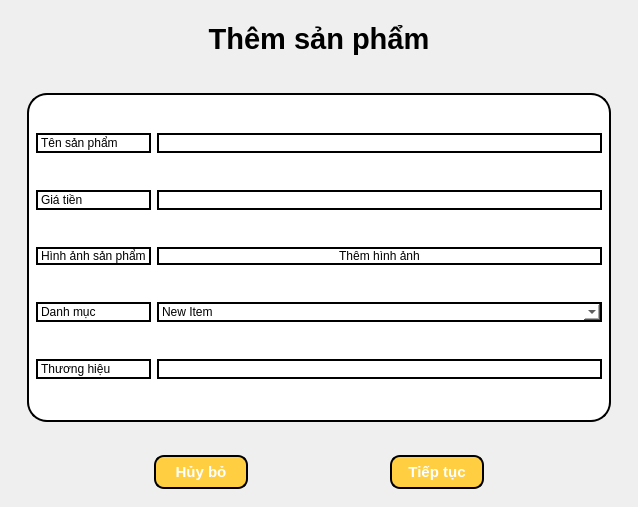
First picture: the form in SPCK/GUI/addproduct.ui, repository MaiNgocChau9/Python-App-Instance, before the edit.
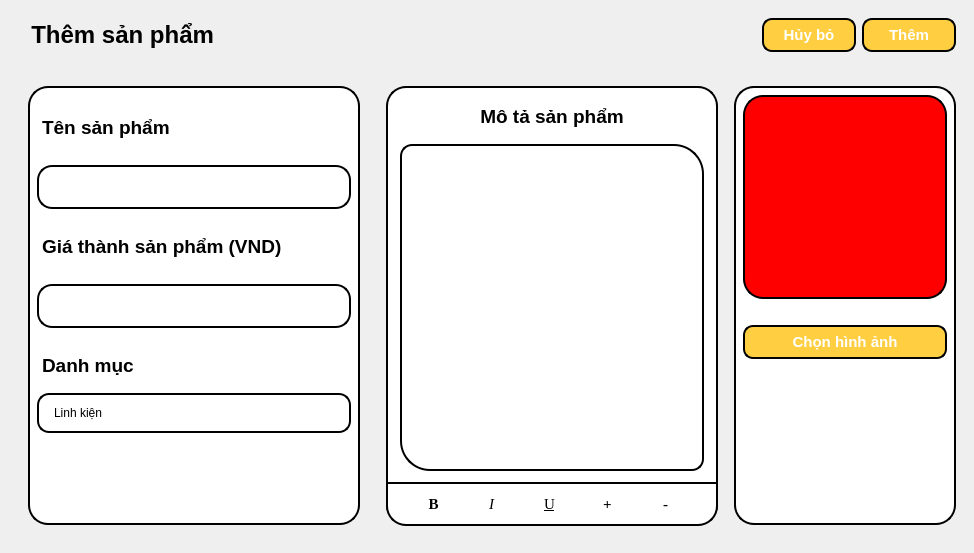
Second picture: the form after the edit. The open tabs and pages were chosen to show the change.

What changed in the file:
```diff
--- a/SPCK/GUI/addproduct.ui
+++ b/SPCK/GUI/addproduct.ui
@@ -6,8 +6,8 @@
    <rect>
     <x>0</x>
     <y>0</y>
-    <width>638</width>
-    <height>507</height>
+    <width>974</width>
+    <height>553</height>
    </rect>
   </property>
   <property name="windowTitle">
@@ -16,130 +16,275 @@
   <widget class="QWidget" name="centralwidget">
    <layout class="QVBoxLayout" name="verticalLayout">
     <item>
-     <widget class="QLabel" name="label">
-      <property name="font">
-       <font>
-        <family>Segoe UI</family>
-        <pointsize>22</pointsize>
-        <weight>75</weight>
-        <bold>true</bold>
-       </font>
-      </property>
-      <property name="styleSheet">
-       <string notr="true">max-height: 60px;
-min-height: 60px;</string>
-      </property>
-      <property name="text">
-       <string>Thêm sản phẩm</string>
-      </property>
-      <property name="alignment">
-       <set>Qt::AlignCenter</set>
-      </property>
-     </widget>
-    </item>
-    <item>
-     <widget class="QWidget" name="widget_3" native="true">
-      <layout class="QHBoxLayout" name="horizontalLayout">
-       <item>
-        <widget class="QStackedWidget" name="stackedWidget">
-         <property name="currentIndex">
-          <number>1</number>
-         </property>
-         <widget class="QWidget" name="page">
-          <layout class="QVBoxLayout" name="verticalLayout_3">
-           <item>
             <widget class="QWidget" name="widget" native="true">
              <property name="styleSheet">
-              <string notr="true">background-color: white;
-color: black;
-border-radius: 20px;
-border: 2px solid black;</string>
-             </property>
-             <layout class="QGridLayout" name="gridLayout">
-              <item row="2" column="0">
-               <widget class="QLabel" name="label_4">
-                <property name="text">
-                 <string>Hình ảnh sản phẩm</string>
-                </property>
-               </widget>
-              </item>
-              <item row="1" column="0">
-               <widget class="QLabel" name="label_3">
-                <property name="text">
-                 <string>Giá tiền</string>
-                </property>
-               </widget>
-              </item>
-              <item row="0" column="0">
-               <widget class="QLabel" name="label_2">
-                <property name="text">
-                 <string>Tên sản phẩm</string>
-                </property>
-               </widget>
-              </item>
-              <item row="3" column="0">
-               <widget class="QLabel" name="label_5">
-                <property name="text">
-                 <string>Danh mục</string>
-                </property>
-               </widget>
-              </item>
-              <item row="4" column="0">
-               <widget class="QLabel" name="label_6">
-                <property name="text">
-                 <string>Thương hiệu</string>
-                </property>
-               </widget>
-              </item>
-              <item row="0" column="1">
-               <widget class="QLineEdit" name="lineEdit"/>
-              </item>
-              <item row="1" column="1">
-               <widget class="QLineEdit" name="lineEdit_2"/>
-              </item>
-              <item row="4" column="1">
-               <widget class="QLineEdit" name="lineEdit_5"/>
-              </item>
-              <item row="2" column="1">
-               <widget class="QPushButton" name="pushButton">
-                <property name="text">
-                 <string>Thêm hình ảnh</string>
-                </property>
-               </widget>
-              </item>
-              <item row="3" column="1">
-               <widget class="QComboBox" name="comboBox">
-                <item>
-                 <property name="text">
-                  <string>New Item</string>
-                 </property>
-                </item>
-                <item>
-                 <property name="text">
-                  <string>New Item</string>
-                 </property>
-                </item>
-                <item>
-                 <property name="text">
-                  <string>New Item</string>
-                 </property>
-                </item>
-                <item>
-                 <property name="text">
-                  <string>New Item</string>
-                 </property>
-                </item>
-               </widget>
-              </item>
-             </layout>
-            </widget>
-           </item>
-          </layout>
-         </widget>
-         <widget class="QWidget" name="page_2">
+       <string notr="true">max-height: 60px;</string>
+      </property>
           <layout class="QHBoxLayout" name="horizontalLayout_2">
            <item>
+        <widget class="QLabel" name="l_title">
+         <property name="font">
+          <font>
+           <family>Segoe UI</family>
+           <pointsize>18</pointsize>
+           <weight>75</weight>
+           <bold>true</bold>
+          </font>
+         </property>
+         <property name="text">
+          <string>  Thêm sản phẩm</string>
+         </property>
+        </widget>
+       </item>
+       <item>
+        <widget class="QPushButton" name="cancel">
+         <property name="font">
+          <font>
+           <family>Segoe UI</family>
+           <pointsize>11</pointsize>
+           <weight>75</weight>
+           <bold>true</bold>
+          </font>
+         </property>
+         <property name="styleSheet">
+          <string notr="true">QPushButton{
+	border: 2px solid black;
+	height: 30px;
+	border-radius: 10px;
+	background-color: #FFCE41;
+	color: white;
+	max-width: 90px;
+	min-width: 90px;
+}
+
+QPushButton::hover{
+	border: 3px solid black;
+	height: 30px;
+	border-radius: 10px;
+	background-color: #FFCE41;
+	max-width: 90px;
+	min-width: 90px;
+}
+
+QPushButton::pressed{
+	border: 3px solid black;
+	height: 30px;
+	border-radius: 10px;
+	background-color: rgb(234, 188, 59);
+	max-width: 90px;
+	min-width: 90px;
+}</string>
+         </property>
+         <property name="text">
+          <string>Hủy bỏ</string>
+         </property>
+        </widget>
+       </item>
+       <item>
+        <widget class="QPushButton" name="add">
+         <property name="font">
+          <font>
+           <family>Segoe UI</family>
+           <pointsize>11</pointsize>
+           <weight>75</weight>
+           <bold>true</bold>
+          </font>
+         </property>
+         <property name="styleSheet">
+          <string notr="true">QPushButton{
+	border: 2px solid black;
+	height: 30px;
+	border-radius: 10px;
+	background-color: #FFCE41;
+	color: white;
+	max-width: 90px;
+	min-width: 90px;
+}
+
+QPushButton::hover{
+	border: 3px solid black;
+	height: 30px;
+	border-radius: 10px;
+	background-color: #FFCE41;
+	max-width: 90px;
+	min-width: 90px;
+}
+
+QPushButton::pressed{
+	border: 3px solid black;
+	height: 30px;
+	border-radius: 10px;
+	background-color: rgb(234, 188, 59);
+	max-width: 90px;
+	min-width: 90px;
+}</string>
+         </property>
+         <property name="text">
+          <string>Thêm</string>
+         </property>
+        </widget>
+       </item>
+      </layout>
+     </widget>
+    </item>
+    <item>
             <widget class="QWidget" name="widget_2" native="true">
+      <layout class="QHBoxLayout" name="horizontalLayout">
+       <item>
+        <widget class="QWidget" name="widget_5" native="true">
+         <property name="styleSheet">
+          <string notr="true">QWidget{
+	/*max-height: 380px;*/
+	background-color: white;
+	color: black;
+	border-radius: 20px;
+	border: 2px solid black;
+	margin: 10px;
+}</string>
+         </property>
+         <layout class="QVBoxLayout" name="verticalLayout_4">
+          <item>
+           <widget class="QWidget" name="widget_3" native="true">
+            <property name="styleSheet">
+             <string notr="true">background-color: transparent;
+border: 0px;
+margin: 0px;
+padding: 0px;
+min-height: 15px;
+max-height: 15px;</string>
+            </property>
+           </widget>
+          </item>
+          <item>
+           <widget class="QLabel" name="name">
+            <property name="font">
+             <font>
+              <family>Segoe UI</family>
+              <pointsize>14</pointsize>
+              <weight>75</weight>
+              <bold>true</bold>
+             </font>
+            </property>
+            <property name="styleSheet">
+             <string notr="true">border: 0px;</string>
+            </property>
+            <property name="text">
+             <string>Tên sản phẩm</string>
+            </property>
+           </widget>
+          </item>
+          <item>
+           <widget class="QLineEdit" name="line_name">
+            <property name="font">
+             <font>
+              <family>Segoe UI</family>
+              <pointsize>12</pointsize>
+             </font>
+            </property>
+            <property name="styleSheet">
+             <string notr="true">padding: 5px;
+border: 2px solid black;
+border-radius: 15px;
+height: 30px;
+margin: 10px;</string>
+            </property>
+           </widget>
+          </item>
+          <item>
+           <widget class="QLabel" name="price">
+            <property name="font">
+             <font>
+              <family>Segoe UI</family>
+              <pointsize>14</pointsize>
+              <weight>75</weight>
+              <bold>true</bold>
+             </font>
+            </property>
+            <property name="styleSheet">
+             <string notr="true">border: 0px;</string>
+            </property>
+            <property name="text">
+             <string>Giá thành sản phẩm (VND)</string>
+            </property>
+           </widget>
+          </item>
+          <item>
+           <widget class="QLineEdit" name="price_name">
+            <property name="styleSheet">
+             <string notr="true">padding: 5px;
+border: 2px solid black;
+border-radius: 15px;
+height: 30px;
+margin: 10px;</string>
+            </property>
+           </widget>
+          </item>
+          <item>
+           <widget class="QLabel" name="tag">
+            <property name="font">
+             <font>
+              <family>Segoe UI</family>
+              <pointsize>14</pointsize>
+              <weight>75</weight>
+              <bold>true</bold>
+             </font>
+            </property>
+            <property name="styleSheet">
+             <string notr="true">border: 0px;</string>
+            </property>
+            <property name="text">
+             <string>Danh mục</string>
+            </property>
+           </widget>
+          </item>
+          <item>
+           <widget class="QComboBox" name="tag_name">
+            <property name="styleSheet">
+             <string notr="true">QComboBox{
+	height: 30px;
+	padding: 3px;
+	border: 2px solid black;
+	margin-top: 0px;
+	border-radius: 12px;
+	padding-left: 15px;
+}
+
+QComboBox::drop-down {
+    border-color: transparent;
+}
+
+QComboBox QAbstractItemView {
+    border: 1px solid gray;
+    box-shadow: transparent;
+	border-radius: 0px;
+	margin: 0px;
+}</string>
+            </property>
+            <item>
+             <property name="text">
+              <string>Linh kiện</string>
+             </property>
+            </item>
+           </widget>
+          </item>
+          <item>
+           <spacer name="verticalSpacer_2">
+            <property name="orientation">
+             <enum>Qt::Vertical</enum>
+            </property>
+            <property name="sizeHint" stdset="0">
+             <size>
+              <width>20</width>
+              <height>40</height>
+             </size>
+            </property>
+           </spacer>
+          </item>
+         </layout>
+        </widget>
+       </item>
+       <item>
+        <widget class="QWidget" name="widget_6" native="true">
              <property name="styleSheet">
               <string notr="true">background-color: white;
 color: black;
@@ -147,9 +292,9 @@
 border: 2px solid black;
 margin: 10px;</string>
              </property>
-             <layout class="QVBoxLayout" name="verticalLayout_2">
+         <layout class="QVBoxLayout" name="verticalLayout_8">
               <item>
-               <widget class="QLabel" name="label_7">
+           <widget class="QLabel" name="discription">
                 <property name="font">
                  <font>
                   <family>Segoe UI</family>
@@ -188,6 +333,12 @@
 border-top-left-radius: 12px;
 border-bottom-right-radius: 12px;</string>
                 </property>
+            <property name="verticalScrollBarPolicy">
+             <enum>Qt::ScrollBarAlwaysOff</enum>
+            </property>
+            <property name="horizontalScrollBarPolicy">
+             <enum>Qt::ScrollBarAlwaysOff</enum>
+            </property>
                 <property name="html">
                  <string>&lt;!DOCTYPE HTML PUBLIC &quot;-//W3C//DTD HTML 4.0//EN&quot; &quot;http://www.w3.org/TR/REC-html40/strict.dtd&quot;&gt;
 &lt;html&gt;&lt;head&gt;&lt;meta name=&quot;qrichtext&quot; content=&quot;1&quot; /&gt;&lt;style type=&quot;text/css&quot;&gt;
@@ -201,7 +352,7 @@
                </widget>
               </item>
               <item>
-               <widget class="QWidget" name="widget_4" native="true">
+           <widget class="QWidget" name="widget_9" native="true">
                 <property name="styleSheet">
                  <string notr="true">margin: 0px;
 margin-left: 1px;
@@ -213,7 +364,7 @@
 border-top-left-radius: 0px;
 border-top-right-radius: 0px;</string>
                 </property>
-                <layout class="QHBoxLayout" name="horizontalLayout_4">
+            <layout class="QHBoxLayout" name="horizontalLayout_7">
                  <item>
                   <widget class="QPushButton" name="pushButton_3">
                    <property name="font">
@@ -472,62 +623,35 @@
              </layout>
             </widget>
            </item>
-          </layout>
-         </widget>
-        </widget>
-       </item>
-      </layout>
-     </widget>
-    </item>
     <item>
-     <widget class="QWidget" name="widget_5" native="true">
-      <layout class="QHBoxLayout" name="horizontalLayout_3">
-       <item>
-        <widget class="QPushButton" name="pushButton_6">
-         <property name="font">
-          <font>
-           <family>Segoe UI</family>
-           <pointsize>11</pointsize>
-           <weight>75</weight>
-           <bold>true</bold>
-          </font>
+        <widget class="QWidget" name="widget_4" native="true">
+         <property name="styleSheet">
+          <string notr="true">background-color: white;
+border: 2px solid black;
+border-radius: 20px;
+margin-top: 10px;
+margin-bottom: 10px;</string>
          </property>
+         <layout class="QVBoxLayout" name="verticalLayout_2">
+          <item>
+           <widget class="QLabel" name="image">
          <property name="styleSheet">
-          <string notr="true">QPushButton{
-	border: 2px solid black;
-	height: 30px;
-	border-radius: 10px;
-	background-color: #FFCE41;
-	color: white;
-	max-width: 90px;
-	min-width: 90px;
-}
+             <string notr="true">
+max-width: 200px;
+min-width: 200px;
+max-height: 200px;
+min-height: 200px;
 
-QPushButton::hover{
-	border: 3px solid black;
-	height: 30px;
-	border-radius: 10px;
-	background-color: #FFCE41;
-	max-width: 90px;
-	min-width: 90px;
-}
-
-QPushButton::pressed{
-	border: 3px solid black;
-	height: 30px;
-	border-radius: 10px;
-	background-color: rgb(234, 188, 59);
-	max-width: 90px;
-	min-width: 90px;
-}</string>
+background-color: red;
+</string>
          </property>
          <property name="text">
-          <string>Hủy bỏ</string>
+             <string/>
          </property>
         </widget>
        </item>
        <item>
-        <widget class="QPushButton" name="pushButton_2">
+           <widget class="QPushButton" name="choose_image">
          <property name="font">
           <font>
            <family>Segoe UI</family>
@@ -543,8 +667,8 @@
 	border-radius: 10px;
 	background-color: #FFCE41;
 	color: white;
-	max-width: 90px;
-	min-width: 90px;
+	max-height: 30px;
+	min-height: 30px;
 }
 
 QPushButton::hover{
@@ -566,8 +690,24 @@
 }</string>
          </property>
          <property name="text">
-          <string>Tiếp tục</string>
-         </property>
+             <string>Chọn hình ảnh</string>
+            </property>
+           </widget>
+          </item>
+          <item>
+           <spacer name="verticalSpacer">
+            <property name="orientation">
+             <enum>Qt::Vertical</enum>
+            </property>
+            <property name="sizeHint" stdset="0">
+             <size>
+              <width>20</width>
+              <height>40</height>
+             </size>
+            </property>
+           </spacer>
+          </item>
+         </layout>
         </widget>
        </item>
       </layout>
```
Left out of the diff: 18 changed lines with no effect on the pictures. Lines whose indentation alone changed are shown as unchanged.
